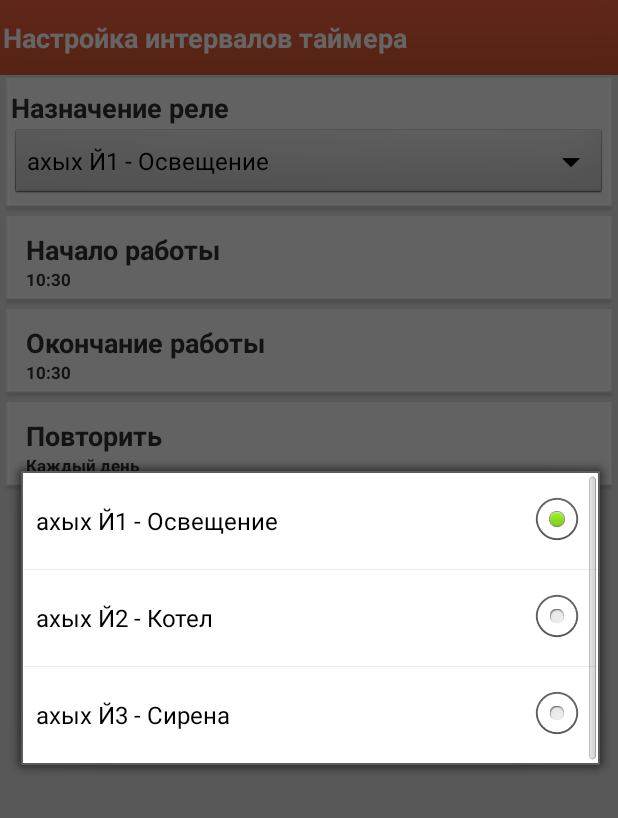
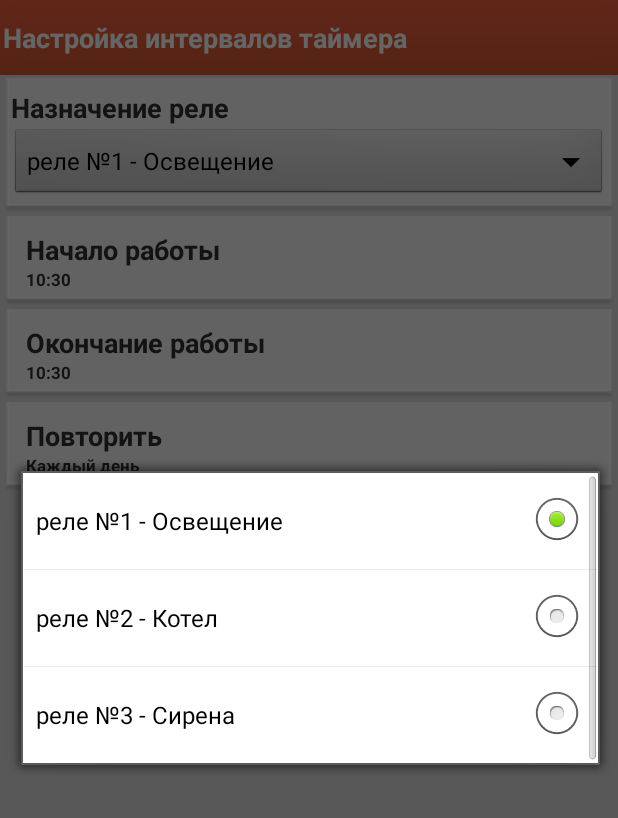
Before and after one commit to ifelsedeveloper/thermicsgsm, an Android app: the TimerActivity screen opened directly, with no data from a screen before it, after a tap on "Назначение реле", on a phone screen of 412 x 824 dp. Shown: the top 818 px of the screen. Run offline under Robolectric (Android 15) with nearby library versions, the phone set to English and light mode, and no system bars.

Commit message:
bug fix labels

```diff
--- a/ThermicsControl/thermicsControl/src/main/java/com/therm/thermicscontrol/TimerActivity.java
+++ b/ThermicsControl/thermicsControl/src/main/java/com/therm/thermicscontrol/TimerActivity.java
@@ -222,9 +222,9 @@ public class TimerActivity extends BaseActivity {
 	 //spinner1.getSelectedItem()
 		functionTimer = (Spinner) findViewById(R.id.valueSpinnerFunctionTimer);
 		List<String> list = new ArrayList<String>();
-		list.add("ахых Й1 - "+settings.getFunctionRele1());
-		list.add("ахых Й2 - "+settings.getFunctionRele2());
-		list.add("ахых Й3 - "+settings.getFunctionRele3());
+		list.add("реле №1 - "+settings.getFunctionRele1());
+		list.add("реле №2 - "+settings.getFunctionRele2());
+		list.add("реле №3 - "+settings.getFunctionRele3());
 		ArrayAdapter<String> dataAdapter = new ArrayAdapter<String>(this,
 			android.R.layout.simple_spinner_item, list);
 		dataAdapter.setDropDownViewResource(android.R.layout.simple_spinner_dropdown_item);
```
